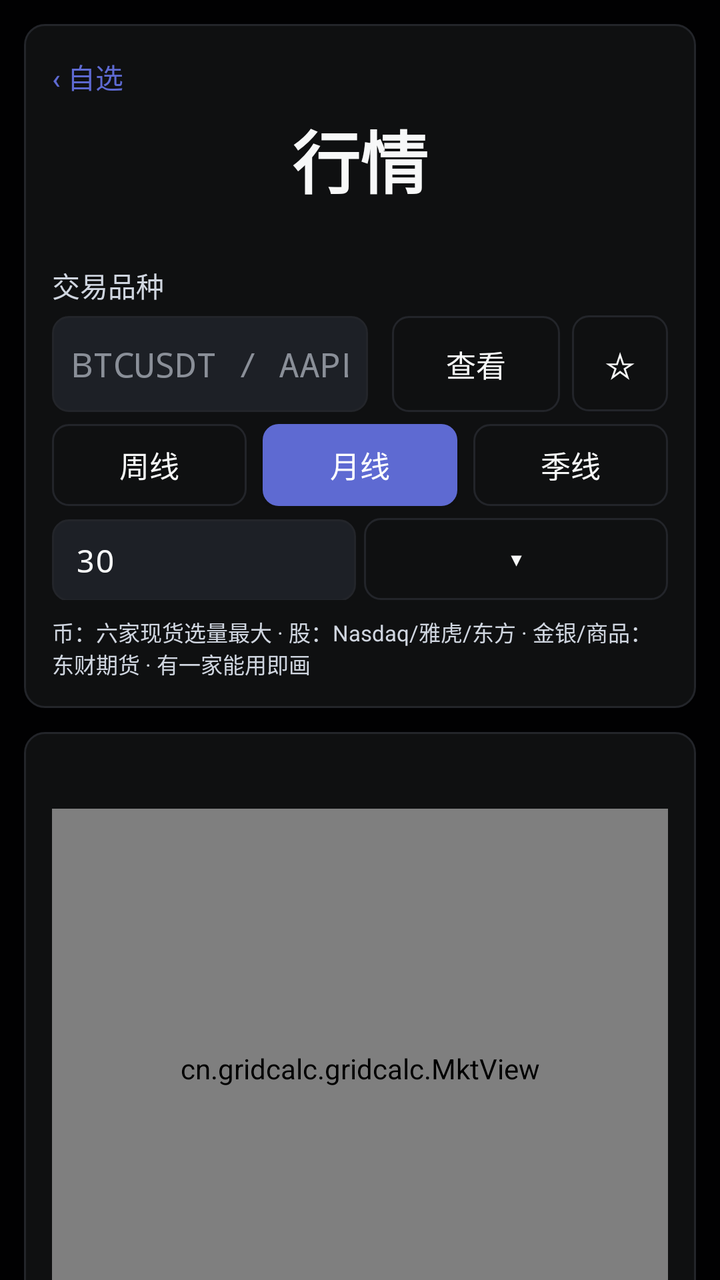
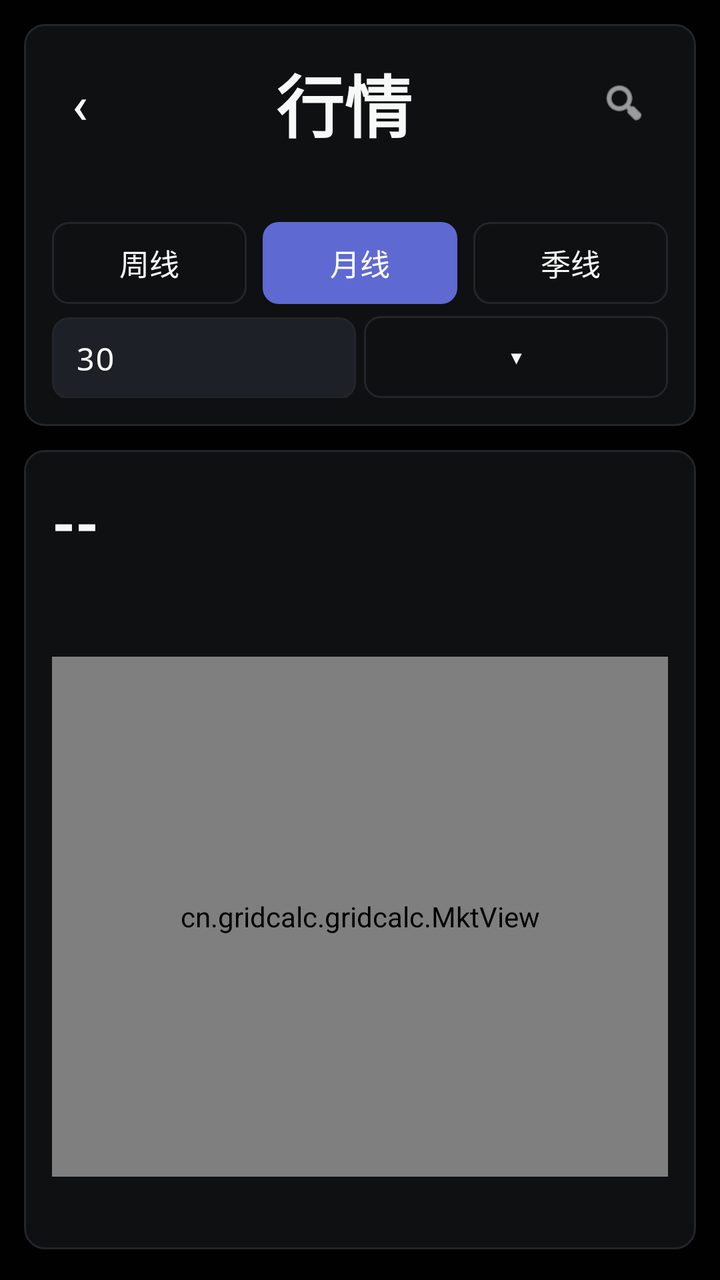

Compare the two renders of this Android layout. The source of the first and the diff that turns it into the second are given below.
<!-- AndroidManifest.xml: application theme Theme.GridCalc.Dark -->
<!-- res/layout/page_mkt.xml -->
<?xml version="1.0" encoding="utf-8"?>
<ScrollView xmlns:android="http://schemas.android.com/apk/res/android"
    android:layout_width="match_parent"
    android:layout_height="match_parent"
    android:fillViewport="true"
    android:scrollbars="none"
    android:clipToPadding="false">

    <LinearLayout
        android:layout_width="match_parent"
        android:layout_height="wrap_content"
        android:orientation="vertical"
        android:padding="12dp">

        
        <LinearLayout
            android:layout_width="match_parent"
            android:layout_height="wrap_content"
            android:background="@drawable/card_bg"
            android:orientation="vertical"
            android:padding="14dp">
            <Button
                android:id="@+id/mkt_back"
                android:layout_width="wrap_content"
                android:layout_height="wrap_content"
                android:layout_marginBottom="4dp"
                android:background="@android:color/transparent"
                android:minHeight="0dp"
                android:minWidth="0dp"
                android:paddingLeft="0dp"
                android:paddingTop="2dp"
                android:paddingBottom="2dp"
                android:text="‹ 自选"
                android:textColor="?attr/colorPrimary"
                android:textSize="14sp" />
            <TextView
                android:layout_width="match_parent"
                android:layout_height="wrap_content"
                android:layout_marginBottom="28dp"
                android:gravity="center"
                android:text="行情"
                android:textColor="?attr/colorInk"
                android:textSize="34sp"
                android:textStyle="bold" />
            <LinearLayout
                android:layout_width="match_parent"
                android:layout_height="wrap_content"
                android:orientation="horizontal">
                <LinearLayout
                    android:layout_width="0dp"
                    android:layout_height="wrap_content"
                    android:layout_marginRight="6dp"
                    android:layout_weight="1"
                    android:orientation="vertical">
                    <TextView
                        android:layout_width="wrap_content"
                        android:layout_height="wrap_content"
                        android:layout_marginBottom="5dp"
                        android:text="交易品种"
                        android:textColor="?attr/colorSub"
                        android:textSize="14sp"
                        android:fontFamily="sans-serif-medium" />
                    <EditText
                        android:id="@+id/mkt_sym"
                        android:layout_width="match_parent"
                        android:layout_height="48dp"
                        android:background="@drawable/input_bg"
                        android:hint="BTCUSDT / AAPL"
                        android:importantForAutofill="no"
                        android:inputType="textNoSuggestions"
                        android:imeOptions="actionDone"
                        android:singleLine="true"
                        android:paddingLeft="10dp"
                        android:paddingRight="10dp"
                        android:textColor="?attr/colorInk"
                        android:textColorHint="?attr/colorFaint"
                        android:textSize="17sp"
                        android:typeface="monospace" />
                </LinearLayout>
                <Button
                    android:id="@+id/mkt_go"
                    android:layout_width="84dp"
                    android:layout_height="48dp"
                    android:layout_gravity="bottom"
                    android:layout_marginLeft="6dp"
                    android:background="@drawable/btn_ghost"
                    android:text="查看"
                    android:textColor="?attr/colorInk"
                    android:textSize="15sp" />
                <Button
                    android:id="@+id/mkt_fav"
                    android:layout_width="48dp"
                    android:layout_height="48dp"
                    android:layout_gravity="bottom"
                    android:layout_marginLeft="6dp"
                    android:background="@drawable/btn_ghost"
                    android:text="☆"
                    android:textColor="?attr/colorInk"
                    android:textSize="18sp" />
            </LinearLayout>
            
            <LinearLayout
                android:id="@+id/mkt_tf_row"
                android:layout_width="match_parent"
                android:layout_height="41dp"
                android:layout_marginTop="6dp"
                android:orientation="horizontal">
                <Button
                    android:id="@+id/mkt_tf_w"
                    android:layout_width="0dp"
                    android:layout_height="match_parent"
                    android:layout_marginRight="4dp"
                    android:layout_weight="1"
                    android:background="@drawable/btn_ghost"
                    android:text="周线"
                    android:textColor="?attr/colorInk"
                    android:textSize="15sp" />
                <Button
                    android:id="@+id/mkt_tf_m"
                    android:layout_width="0dp"
                    android:layout_height="match_parent"
                    android:layout_marginLeft="4dp"
                    android:layout_marginRight="4dp"
                    android:layout_weight="1"
                    android:background="@drawable/btn_primary"
                    android:text="月线"
                    android:textColor="?attr/colorOnPrimary"
                    android:textSize="15sp" />
                <Button
                    android:id="@+id/mkt_tf_q"
                    android:layout_width="0dp"
                    android:layout_height="match_parent"
                    android:layout_marginLeft="4dp"
                    android:layout_weight="1"
                    android:background="@drawable/btn_ghost"
                    android:text="季线"
                    android:textColor="?attr/colorInk"
                    android:textSize="15sp" />
            </LinearLayout>
            
            <LinearLayout
                android:id="@+id/mkt_row2"
                android:layout_width="match_parent"
                android:layout_height="41dp"
                android:layout_marginTop="6dp"
                android:orientation="horizontal">
                <EditText
                    android:id="@+id/mkt_kcount"
                    android:layout_width="0dp"
                    android:layout_height="41dp"
                    android:layout_weight="1"
                    android:background="@drawable/input_bg"
                    android:contentDescription="K线数量(5~100)"
                    android:importantForAutofill="no"
                    android:inputType="number"
                    android:imeOptions="actionDone"
                    android:singleLine="true"
                    android:paddingLeft="12dp"
                    android:paddingRight="12dp"
                    android:text="30"
                    android:textColor="?attr/colorInk"
                    android:textColorHint="?attr/colorFaint"
                    android:textSize="16sp"
                    android:typeface="monospace" />
                <Button
                    android:id="@+id/mkt_win"
                    android:layout_width="0dp"
                    android:layout_height="41dp"
                    android:layout_marginLeft="4dp"
                    android:layout_weight="1"
                    android:background="@drawable/btn_ghost"
                    android:text="▾"
                    android:textColor="?attr/colorInk"
                    android:textSize="18sp" />
            </LinearLayout>
            <TextView
                android:id="@+id/mkt_srcnote"
                android:layout_width="wrap_content"
                android:layout_height="wrap_content"
                android:layout_marginTop="8dp"
                android:text="币：六家现货选量最大 · 股：Nasdaq/雅虎/东方 · 金银/商品：东财期货 · 有一家能用即画"
                android:textColor="?attr/colorSub"
                android:textSize="11sp" />
        </LinearLayout>

        
        <LinearLayout
            android:layout_width="match_parent"
            android:layout_height="wrap_content"
            android:layout_marginTop="12dp"
            android:background="@drawable/card_bg"
            android:orientation="vertical"
            android:padding="14dp">
            <TextView
                android:id="@+id/mkt_status"
                android:layout_width="wrap_content"
                android:layout_height="wrap_content"
                android:text="输入品种后查看"
                android:textColor="?attr/colorSub"
                android:textSize="13sp"
                android:visibility="gone" />
            <TextView
                android:id="@+id/mkt_ohlc"
                android:layout_width="match_parent"
                android:layout_height="wrap_content"
                android:layout_marginTop="2dp"
                android:layout_marginBottom="6dp"
                android:textColor="?attr/colorSub"
                android:textSize="12sp"
                android:typeface="monospace" />
            <cn.gridcalc.gridcalc.MktView
                android:id="@+id/mkt_chart"
                android:layout_width="match_parent"
                android:layout_height="260dp" />
            <TextView
                android:id="@+id/mkt_leg"
                android:layout_width="match_parent"
                android:layout_height="wrap_content"
                android:layout_marginTop="6dp"
                android:textColor="?attr/colorSub"
                android:textSize="12sp"
                android:typeface="monospace" />
        </LinearLayout>
    </LinearLayout>
</ScrollView>
<!-- resources referenced by this layout -->
<resources>
  <!-- drawable btn_ghost (drawable) -->
  <?xml version="1.0" encoding="utf-8"?>
  <selector xmlns:android="http://schemas.android.com/apk/res/android">
      <item android:state_pressed="true">
          <shape android:shape="rectangle">
              <solid android:color="?attr/colorBorder" />
              <corners android:radius="8dp" />
          </shape>
      </item>
      <item>
          <shape android:shape="rectangle">
              <solid android:color="@android:color/transparent" />
              <stroke android:width="1dp" android:color="?attr/colorBorder" />
              <corners android:radius="8dp" />
          </shape>
      </item>
  </selector>
  <!-- drawable btn_primary (drawable) -->
  <?xml version="1.0" encoding="utf-8"?>
  <selector xmlns:android="http://schemas.android.com/apk/res/android">
      <item android:state_pressed="true">
          <shape android:shape="rectangle">
              <solid android:color="?attr/colorPrimaryDark" />
              <corners android:radius="8dp" />
          </shape>
      </item>
      <item>
          <shape android:shape="rectangle">
              <solid android:color="?attr/colorPrimary" />
              <corners android:radius="8dp" />
          </shape>
      </item>
  </selector>
  <!-- drawable card_bg (drawable) -->
  <?xml version="1.0" encoding="utf-8"?>
  <shape xmlns:android="http://schemas.android.com/apk/res/android"
      android:shape="rectangle">
      <solid android:color="?attr/colorCard" />
      <stroke android:width="1dp" android:color="?attr/colorBorder" />
      <corners android:radius="10dp" />
  </shape>
  <!-- drawable input_bg (drawable) -->
  <?xml version="1.0" encoding="utf-8"?>
  <selector xmlns:android="http://schemas.android.com/apk/res/android">
      <item android:state_focused="true">
          <shape android:shape="rectangle">
              <solid android:color="?attr/colorInput" />
              <stroke android:width="1dp" android:color="?attr/colorPrimary" />
              <corners android:radius="8dp" />
          </shape>
      </item>
      <item>
          <shape android:shape="rectangle">
              <solid android:color="?attr/colorInput" />
              <stroke android:width="1dp" android:color="?attr/colorBorder" />
              <corners android:radius="8dp" />
          </shape>
      </item>
  </selector>
  <style name="Theme.GridCalc.Dark" parent="android:Theme.Material.NoActionBar">
          <item name="colorCanvas">#010102</item>
          <item name="colorCard">#0F1011</item>
          <item name="colorSurf2">#141516</item>
          <item name="colorInput">#1D2026</item>
          <item name="colorInk">#F7F8F8</item>
          <item name="colorSub">#D0D6E0</item>
          <item name="colorFaint">#8A8F98</item>
          <item name="colorPrimary">#5E6AD2</item>
          <item name="colorPrimaryDark">#4A55B5</item>
          <item name="colorTeal">#27A644</item>
          <item name="colorRed">#E5484D</item>
          <item name="colorBorder">#23252A</item>
          <item name="colorTealBg">#1F27A644</item>
          <item name="colorBlueBg">#245E6AD2</item>
          <item name="colorOnPrimary">#FFFFFF</item>
          <item name="android:windowBackground">?attr/colorCanvas</item>
          <item name="android:statusBarColor">?attr/colorCanvas</item>
          <item name="android:navigationBarColor">?attr/colorCanvas</item>
          <item name="android:windowLightStatusBar">false</item>
      </style>
</resources>

<!-- the commit's change to res/layout/page_mkt.xml (unified diff, before → after) -->
@@ -19,64 +19,73 @@
             android:background="@drawable/card_bg"
             android:orientation="vertical"
             android:padding="14dp">
-            <Button
-                android:id="@+id/mkt_back"
-                android:layout_width="wrap_content"
-                android:layout_height="wrap_content"
-                android:layout_marginBottom="4dp"
-                android:background="@android:color/transparent"
-                android:minHeight="0dp"
-                android:minWidth="0dp"
-                android:paddingLeft="0dp"
-                android:paddingTop="2dp"
-                android:paddingBottom="2dp"
-                android:text="‹ 自选"
-                android:textColor="?attr/colorPrimary"
-                android:textSize="14sp" />
-            <TextView
+            
+            <LinearLayout
                 android:layout_width="match_parent"
                 android:layout_height="wrap_content"
                 android:layout_marginBottom="28dp"
-                android:gravity="center"
-                android:text="行情"
-                android:textColor="?attr/colorInk"
-                android:textSize="34sp"
-                android:textStyle="bold" />
-            <LinearLayout
-                android:layout_width="match_parent"
-                android:layout_height="wrap_content"
+                android:gravity="center_vertical"
                 android:orientation="horizontal">
-                <LinearLayout
-                    android:layout_width="0dp"
+                <Button
+                    android:id="@+id/mkt_back"
+                    android:layout_width="wrap_content"
                     android:layout_height="wrap_content"
+                    android:background="@android:color/transparent"
+                    android:contentDescription="返回自选"
+                    android:minHeight="0dp"
+                    android:minWidth="0dp"
+                    android:paddingLeft="10dp"
+                    android:paddingRight="10dp"
+                    android:paddingTop="8dp"
+                    android:paddingBottom="8dp"
+                    android:text="‹"
+                    android:textColor="?attr/colorInk"
+                    android:textSize="26sp" />
+                <TextView
+                    android:layout_width="0dp"
+                    android:layout_height="wrap_content"
+                    android:layout_weight="1"
+                    android:gravity="center"
+                    android:text="行情"
+                    android:textColor="?attr/colorInk"
+                    android:textSize="34sp"
+                    android:textStyle="bold" />
+                <ImageButton
+                    android:id="@+id/mkt_search"
+                    android:layout_width="44dp"
+                    android:layout_height="44dp"
+                    android:background="@android:color/transparent"
+                    android:contentDescription="搜索品种"
+                    android:padding="10dp"
+                    android:scaleType="centerInside"
+                    android:src="@android:drawable/ic_menu_search"
+                    android:tint="?attr/colorInk" />
+            </LinearLayout>
+            
+            <LinearLayout
+                android:id="@+id/mkt_input_dock"
+                android:layout_width="match_parent"
+                android:layout_height="wrap_content"
+                android:orientation="horizontal"
+                android:visibility="gone">
+                <EditText
+                    android:id="@+id/mkt_sym"
+                    android:layout_width="0dp"
+                    android:layout_height="48dp"
+                    android:layout_weight="1"
                     android:layout_marginRight="6dp"
-                    android:layout_weight="1"
-                    android:orientation="vertical">
-                    <TextView
-                        android:layout_width="wrap_content"
-                        android:layout_height="wrap_content"
-                        android:layout_marginBottom="5dp"
-                        android:text="交易品种"
-                        android:textColor="?attr/colorSub"
-                        android:textSize="14sp"
-                        android:fontFamily="sans-serif-medium" />
-                    <EditText
-                        android:id="@+id/mkt_sym"
-                        android:layout_width="match_parent"
-                        android:layout_height="48dp"
-                        android:background="@drawable/input_bg"
-                        android:hint="BTCUSDT / AAPL"
-                        android:importantForAutofill="no"
-                        android:inputType="textNoSuggestions"
-                        android:imeOptions="actionDone"
-                        android:singleLine="true"
-                        android:paddingLeft="10dp"
-                        android:paddingRight="10dp"
-                        android:textColor="?attr/colorInk"
-                        android:textColorHint="?attr/colorFaint"
-                        android:textSize="17sp"
-                        android:typeface="monospace" />
-                </LinearLayout>
+                    android:background="@drawable/input_bg"
+                    android:hint="品种 BTCUSDT/AAPL"
+                    android:importantForAutofill="no"
+                    android:inputType="textNoSuggestions"
+                    android:imeOptions="actionDone"
+                    android:singleLine="true"
+                    android:paddingLeft="10dp"
+                    android:paddingRight="10dp"
+                    android:textColor="?attr/colorInk"
+                    android:textColorHint="?attr/colorFaint"
+                    android:textSize="17sp"
+                    android:typeface="monospace" />
                 <Button
                     android:id="@+id/mkt_go"
                     android:layout_width="84dp"
@@ -173,14 +182,6 @@
                     android:textColor="?attr/colorInk"
                     android:textSize="18sp" />
             </LinearLayout>
-            <TextView
-                android:id="@+id/mkt_srcnote"
-                android:layout_width="wrap_content"
-                android:layout_height="wrap_content"
-                android:layout_marginTop="8dp"
-                android:text="币：六家现货选量最大 · 股：Nasdaq/雅虎/东方 · 金银/商品：东财期货 · 有一家能用即画"
-                android:textColor="?attr/colorSub"
-                android:textSize="11sp" />
         </LinearLayout>
 
         
@@ -199,6 +200,26 @@
                 android:textColor="?attr/colorSub"
                 android:textSize="13sp"
                 android:visibility="gone" />
+            
+            <TextView
+                android:id="@+id/mkt_price"
+                android:layout_width="wrap_content"
+                android:layout_height="wrap_content"
+                android:layout_marginTop="2dp"
+                android:text="--"
+                android:textColor="?attr/colorInk"
+                android:textSize="30sp"
+                android:textStyle="bold" />
+            
+            <TextView
+                android:id="@+id/mkt_srcnote"
+                android:layout_width="wrap_content"
+                android:layout_height="wrap_content"
+                android:layout_marginTop="2dp"
+                android:layout_marginBottom="6dp"
+                android:text=""
+                android:textColor="?attr/colorSub"
+                android:textSize="11sp" />
             <TextView
                 android:id="@+id/mkt_ohlc"
                 android:layout_width="match_parent"
@@ -220,6 +241,15 @@
                 android:textColor="?attr/colorSub"
                 android:textSize="12sp"
                 android:typeface="monospace" />
+            
+            <TextView
+                android:id="@+id/mkt_tgt"
+                android:layout_width="match_parent"
+                android:layout_height="wrap_content"
+                android:layout_marginTop="6dp"
+                android:textColor="?attr/colorSub"
+                android:textSize="12sp"
+                android:visibility="gone" />
         </LinearLayout>
     </LinearLayout>
 </ScrollView>
